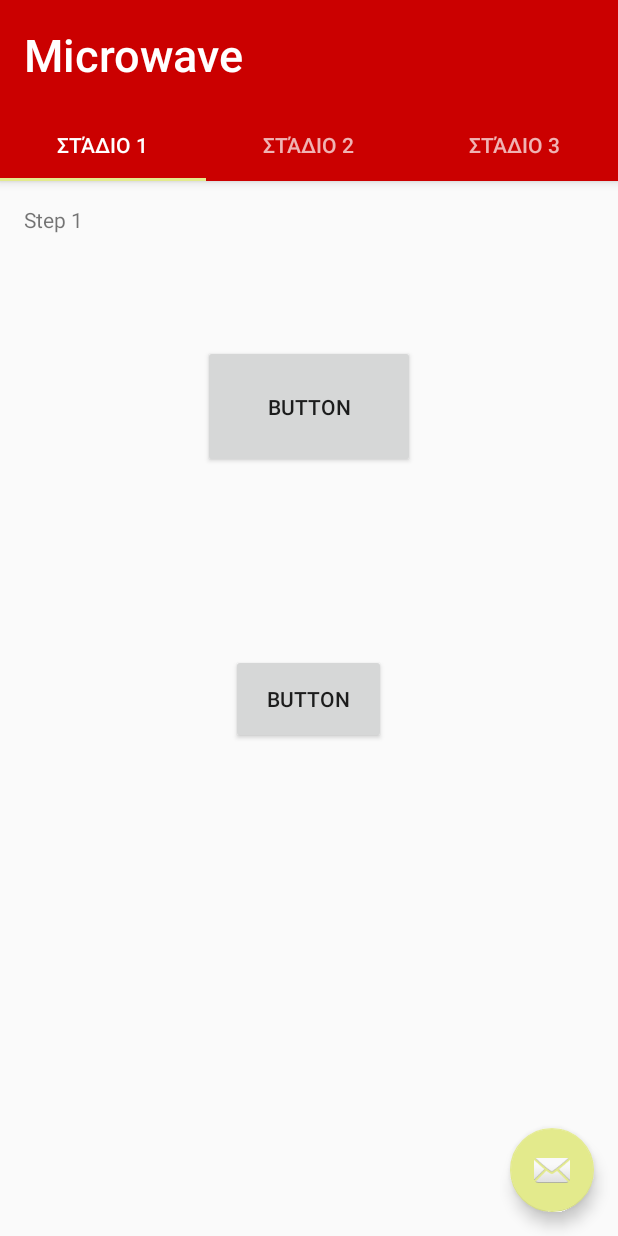
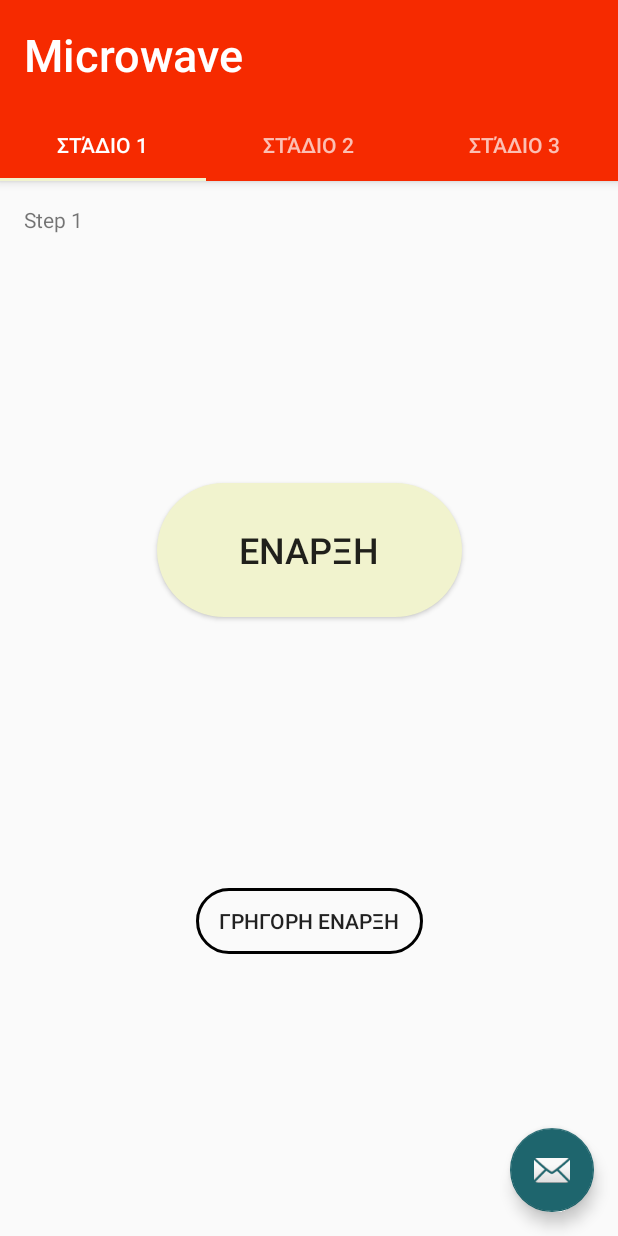
Before and after one commit to Hilsen-Cenaj/Microwave, an Android app: the screen it shows after launch (MainActivity), on a phone screen of 412 x 824 dp. Run offline under Robolectric (Android 15) with nearby library versions, the phone set to English and light mode, and no system bars.

Commit message:
Adding buttons

```diff
--- /dev/null
+++ b/app/src/main/res/drawable/roundedbutton.xml
@@ -0,0 +1,11 @@
+<?xml version="1.0" encoding="utf-8"?>
+<shape xmlns:android="http://schemas.android.com/apk/res/android" android:shape="rectangle" android:padding="10dp">
+    <solid android:color="@color/colorAccent"/><!-- this one is ths color of the Rounded Button -->
+    <corners
+        android:bottomRightRadius="50dp"
+        android:bottomLeftRadius="50dp"
+        android:topLeftRadius="50dp"
+        android:topRightRadius="50dp"
+
+        />
+</shape>
--- /dev/null
+++ b/app/src/main/res/drawable/roundedbutton2.xml
@@ -0,0 +1,12 @@
+<?xml version="1.0" encoding="utf-8"?>
+<shape xmlns:android="http://schemas.android.com/apk/res/android" android:shape="rectangle" android:padding="10dp">
+    <solid android:color="@android:color/transparent"/><!-- this one is ths color of the Rounded Button -->
+    <corners
+        android:bottomRightRadius="50dp"
+        android:bottomLeftRadius="50dp"
+        android:topLeftRadius="50dp"
+        android:topRightRadius="50dp"
+
+        />
+    <stroke android:width="3px" android:color="#000000" />
+</shape>
--- a/app/src/main/res/layout/activity_main.xml
+++ b/app/src/main/res/layout/activity_main.xml
@@ -42,5 +42,6 @@
         android:layout_height="wrap_content"
         android:layout_gravity="bottom|end"
         android:layout_margin="@dimen/fab_margin"
+        app:backgroundTint="@color/colorPrimaryDark"
         app:srcCompat="@android:drawable/ic_dialog_email" />
 </android.support.design.widget.CoordinatorLayout>
--- a/app/src/main/res/layout/tab1.xml
+++ b/app/src/main/res/layout/tab1.xml
@@ -23,34 +23,39 @@
 
     <Button
         android:id="@+id/button_start"
-        android:layout_width="141dp"
-        android:layout_height="82dp"
+        android:layout_width="203dp"
+        android:layout_height="89dp"
         android:layout_marginStart="8dp"
         android:layout_marginLeft="8dp"
         android:layout_marginTop="8dp"
         android:layout_marginEnd="8dp"
         android:layout_marginRight="8dp"
         android:layout_marginBottom="124dp"
-        android:text="Button"
+
+        android:background="@drawable/roundedbutton"
+        android:text="ΕΝΑΡΞΗ"
+        android:textSize="24sp"
         app:layout_constraintBottom_toTopOf="@+id/button_quickstart"
         app:layout_constraintEnd_toEndOf="parent"
         app:layout_constraintStart_toStartOf="parent"
         app:layout_constraintTop_toTopOf="parent"
-        app:layout_constraintVertical_bias="1.0" />
+        app:layout_constraintVertical_bias="0.772" />
 
     <Button
         android:id="@+id/button_quickstart"
-        android:layout_width="103dp"
-        android:layout_height="60dp"
+        android:layout_width="151dp"
+        android:layout_height="44dp"
         android:layout_marginStart="8dp"
         android:layout_marginLeft="8dp"
         android:layout_marginEnd="8dp"
         android:layout_marginRight="8dp"
-        android:layout_marginBottom="328dp"
-        android:text="Button"
+        android:layout_marginBottom="188dp"
+
+        android:background="@drawable/roundedbutton2"
+        android:text="ΓΡΗΓΟΡΗ ΕΝΑΡΞΗ"
         app:layout_constraintBottom_toBottomOf="parent"
         app:layout_constraintEnd_toEndOf="parent"
-        app:layout_constraintHorizontal_bias="0.498"
+        app:layout_constraintHorizontal_bias="0.501"
         app:layout_constraintStart_toStartOf="parent" />
 
 </android.support.constraint.ConstraintLayout>
--- a/app/src/main/res/values/colors.xml
+++ b/app/src/main/res/values/colors.xml
@@ -1,6 +1,6 @@
 <?xml version="1.0" encoding="utf-8"?>
 <resources>
-    <color name="colorPrimary">#cb0000</color>
-    <color name="colorPrimaryDark">#3f6c45</color>
-    <color name="colorAccent">#e3ea8c</color>
+    <color name="colorPrimary">#F62A00</color>
+    <color name="colorPrimaryDark">#1E656D</color>
+    <color name="colorAccent">#F1F3CE</color>
 </resources>
```
